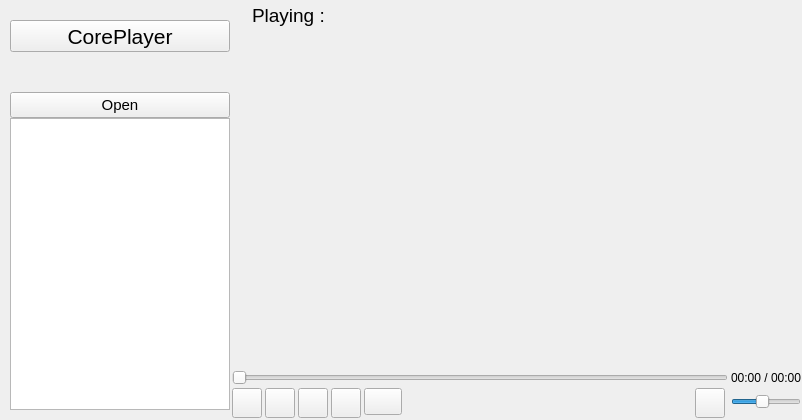
Above: app/coreplayer/coreplayer.ui from rahmanshaber/corebox before the change. Below: the same form after it.
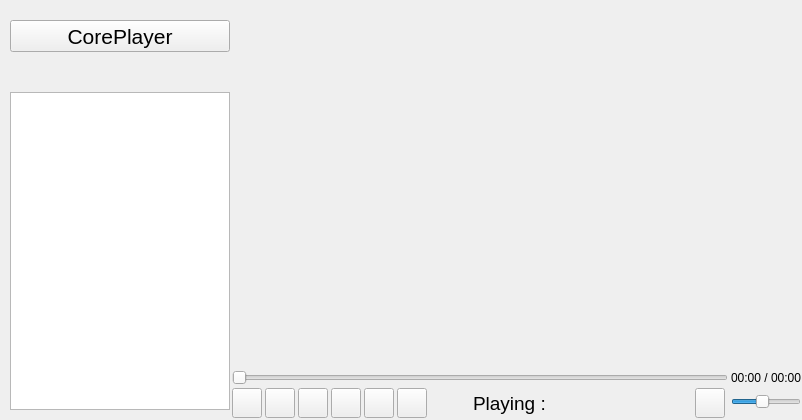
That is the form after the change. Icons and pictures are not drawn.

The edit to the form file:
```diff
--- a/app/coreplayer/coreplayer.ui
+++ b/app/coreplayer/coreplayer.ui
@@ -59,7 +59,7 @@
      <property name="accessibleName">
       <string>shortcut</string>
      </property>
-     <layout class="QVBoxLayout" name="verticalLayout" stretch="0,0,0,0">
+     <layout class="QVBoxLayout" name="verticalLayout" stretch="0,0,0">
       <property name="spacing">
        <number>0</number>
       </property>
@@ -125,34 +125,6 @@
         </property>
        </spacer>
       </item>
-      <item>
-       <widget class="QPushButton" name="open">
-        <property name="font">
-         <font>
-          <pointsize>11</pointsize>
-         </font>
-        </property>
-        <property name="focusPolicy">
-         <enum>Qt::NoFocus</enum>
-        </property>
-        <property name="styleSheet">
-         <string notr="true"/>
-        </property>
-        <property name="text">
-         <string>Open</string>
-        </property>
-        <property name="icon">
-         <iconset resource="../icons.qrc">
-          <normaloff>:/icons/folder_w.svg</normaloff>:/icons/folder_w.svg</iconset>
-        </property>
-        <property name="iconSize">
-         <size>
-          <width>22</width>
-          <height>22</height>
-         </size>
-        </property>
-       </widget>
-      </item>
       <item>
        <widget class="QListView" name="medialist">
         <property name="maximumSize">
@@ -189,124 +161,7 @@
      </layout>
     </widget>
    </item>
-   <item row="0" column="1" colspan="2">
-    <widget class="QFrame" name="nameBar">
-     <property name="minimumSize">
-      <size>
-       <width>0</width>
-       <height>30</height>
-      </size>
-     </property>
-     <property name="maximumSize">
-      <size>
-       <width>16777215</width>
-       <height>30</height>
-      </size>
-     </property>
-     <property name="accessibleName">
-      <string>nameBar</string>
-     </property>
-     <property name="frameShape">
-      <enum>QFrame::NoFrame</enum>
-     </property>
-     <property name="frameShadow">
-      <enum>QFrame::Plain</enum>
-     </property>
-     <property name="lineWidth">
-      <number>0</number>
-     </property>
-     <layout class="QHBoxLayout" name="horizontalLayout">
-      <property name="spacing">
-       <number>4</number>
-      </property>
-      <property name="leftMargin">
-       <number>2</number>
-      </property>
-      <property name="topMargin">
-       <number>0</number>
-      </property>
-      <property name="rightMargin">
-       <number>2</number>
-      </property>
-      <property name="bottomMargin">
-       <number>0</number>
-      </property>
-      <item>
-       <spacer name="horizontalSpacer_3">
-        <property name="orientation">
-         <enum>Qt::Horizontal</enum>
-        </property>
-        <property name="sizeType">
-         <enum>QSizePolicy::Fixed</enum>
-        </property>
-        <property name="sizeHint" stdset="0">
-         <size>
-          <width>20</width>
-          <height>20</height>
-         </size>
-        </property>
-       </spacer>
-      </item>
-      <item>
-       <widget class="QLabel" name="playing">
-        <property name="minimumSize">
-         <size>
-          <width>0</width>
-          <height>30</height>
-         </size>
-        </property>
-        <property name="font">
-         <font>
-          <pointsize>14</pointsize>
-         </font>
-        </property>
-        <property name="text">
-         <string>Playing :</string>
-        </property>
-       </widget>
-      </item>
-      <item>
-       <widget class="QLabel" name="workingOn">
-        <property name="minimumSize">
-         <size>
-          <width>0</width>
-          <height>30</height>
-         </size>
-        </property>
-        <property name="font">
-         <font>
-          <pointsize>14</pointsize>
-         </font>
-        </property>
-        <property name="text">
-         <string/>
-        </property>
-       </widget>
-      </item>
-      <item>
-       <spacer name="horizontalSpacer_2">
-        <property name="orientation">
-         <enum>Qt::Horizontal</enum>
-        </property>
-        <property name="sizeHint" stdset="0">
-         <size>
-          <width>40</width>
-          <height>20</height>
-         </size>
-        </property>
-       </spacer>
-      </item>
-     </layout>
-    </widget>
-   </item>
-   <item row="1" column="2">
-    <layout class="QHBoxLayout" name="view">
-     <property name="spacing">
-      <number>0</number>
-     </property>
-    </layout>
-   </item>
-   <item row="2" column="2">
+   <item row="2" column="1">
     <widget class="QFrame" name="toolBar">
      <property name="minimumSize">
       <size>
@@ -345,7 +200,7 @@
       <property name="spacing">
        <number>3</number>
       </property>
-      <item row="0" column="0" colspan="8">
+      <item row="0" column="0" colspan="12">
        <widget class="QSlider" name="seekBar">
         <property name="styleSheet">
          <string notr="true"/>
@@ -361,14 +216,14 @@
         </property>
        </widget>
       </item>
-      <item row="0" column="8">
+      <item row="0" column="12">
        <widget class="QLabel" name="duration">
         <property name="text">
          <string>00:00 / 00:00</string>
         </property>
        </widget>
       </item>
-      <item row="1" column="8">
+      <item row="1" column="12">
        <widget class="QSlider" name="volume">
         <property name="minimumSize">
          <size>
@@ -390,14 +245,17 @@
         </property>
        </widget>
       </item>
-      <item row="1" column="5">
+      <item row="1" column="6">
        <spacer name="horizontalSpacer">
         <property name="orientation">
          <enum>Qt::Horizontal</enum>
         </property>
+        <property name="sizeType">
+         <enum>QSizePolicy::Fixed</enum>
+        </property>
         <property name="sizeHint" stdset="0">
          <size>
-          <width>253</width>
+          <width>40</width>
           <height>20</height>
          </size>
         </property>
@@ -405,6 +263,18 @@
       </item>
       <item row="1" column="4">
        <widget class="QToolButton" name="playlist">
+        <property name="minimumSize">
+         <size>
+          <width>30</width>
+          <height>30</height>
+         </size>
+        </property>
+        <property name="maximumSize">
+         <size>
+          <width>30</width>
+          <height>30</height>
+         </size>
+        </property>
         <property name="focusPolicy">
          <enum>Qt::NoFocus</enum>
         </property>
@@ -420,8 +290,8 @@
         </property>
         <property name="iconSize">
          <size>
-          <width>30</width>
-          <height>30</height>
+          <width>26</width>
+          <height>26</height>
          </size>
         </property>
         <property name="checkable">
@@ -576,7 +446,7 @@
         </property>
        </widget>
       </item>
-      <item row="1" column="6">
+      <item row="1" column="10">
        <widget class="QToolButton" name="mute">
         <property name="minimumSize">
          <size>
@@ -603,8 +473,8 @@
         </property>
         <property name="iconSize">
          <size>
-          <width>30</width>
-          <height>30</height>
+          <width>26</width>
+          <height>26</height>
          </size>
         </property>
         <property name="checkable">
@@ -612,9 +482,108 @@
         </property>
        </widget>
       </item>
+      <item row="1" column="9">
+       <spacer name="horizontalSpacer_2">
+        <property name="orientation">
+         <enum>Qt::Horizontal</enum>
+        </property>
+        <property name="sizeHint" stdset="0">
+         <size>
+          <width>40</width>
+          <height>20</height>
+         </size>
+        </property>
+       </spacer>
+      </item>
+      <item row="1" column="7">
+       <widget class="QLabel" name="playingL">
+        <property name="minimumSize">
+         <size>
+          <width>0</width>
+          <height>30</height>
+         </size>
+        </property>
+        <property name="font">
+         <font>
+          <pointsize>14</pointsize>
+         </font>
+        </property>
+        <property name="text">
+         <string>Playing :</string>
+        </property>
+        <property name="alignment">
+         <set>Qt::AlignLeading|Qt::AlignLeft|Qt::AlignVCenter</set>
+        </property>
+       </widget>
+      </item>
+      <item row="1" column="8">
+       <widget class="QLabel" name="playing">
+        <property name="minimumSize">
+         <size>
+          <width>0</width>
+          <height>30</height>
+         </size>
+        </property>
+        <property name="font">
+         <font>
+          <pointsize>14</pointsize>
+         </font>
+        </property>
+        <property name="text">
+         <string/>
+        </property>
+        <property name="wordWrap">
+         <bool>true</bool>
+        </property>
+       </widget>
+      </item>
+      <item row="1" column="5">
+       <widget class="QToolButton" name="open">
+        <property name="minimumSize">
+         <size>
+          <width>30</width>
+          <height>30</height>
+         </size>
+        </property>
+        <property name="maximumSize">
+         <size>
+          <width>30</width>
+          <height>30</height>
+         </size>
+        </property>
+        <property name="font">
+         <font>
+          <pointsize>11</pointsize>
+         </font>
+        </property>
+        <property name="focusPolicy">
+         <enum>Qt::NoFocus</enum>
+        </property>
+        <property name="styleSheet">
+         <string notr="true"/>
+        </property>
+        <property name="icon">
+         <iconset resource="../icons.qrc">
+          <normaloff>:/icons/folder_w.svg</normaloff>:/icons/folder_w.svg</iconset>
+        </property>
+        <property name="iconSize">
+         <size>
+          <width>26</width>
+          <height>26</height>
+         </size>
+        </property>
+       </widget>
+      </item>
      </layout>
     </widget>
    </item>
+   <item row="0" column="1" rowspan="2">
+    <layout class="QHBoxLayout" name="view">
+     <property name="spacing">
+      <number>0</number>
+     </property>
+    </layout>
+   </item>
   </layout>
  </widget>
  <layoutdefault spacing="6" margin="11"/>
```
